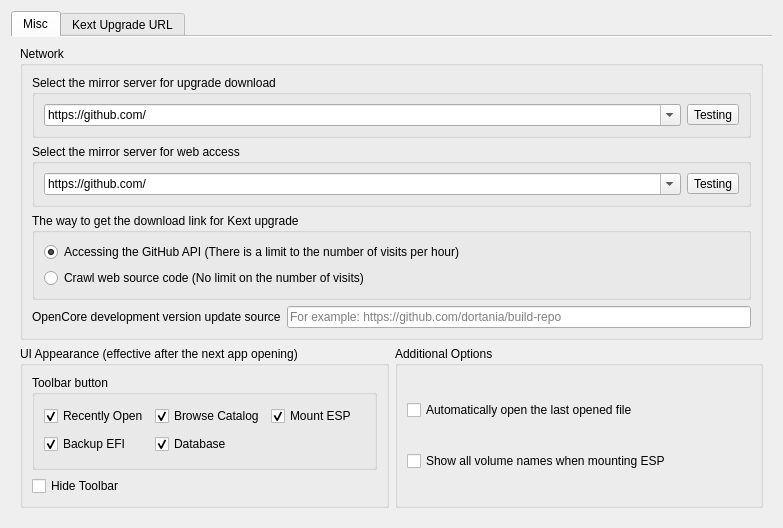
Qt form dlgpreference.ui (ic005k/OCAuxiliaryTools) before a commit.
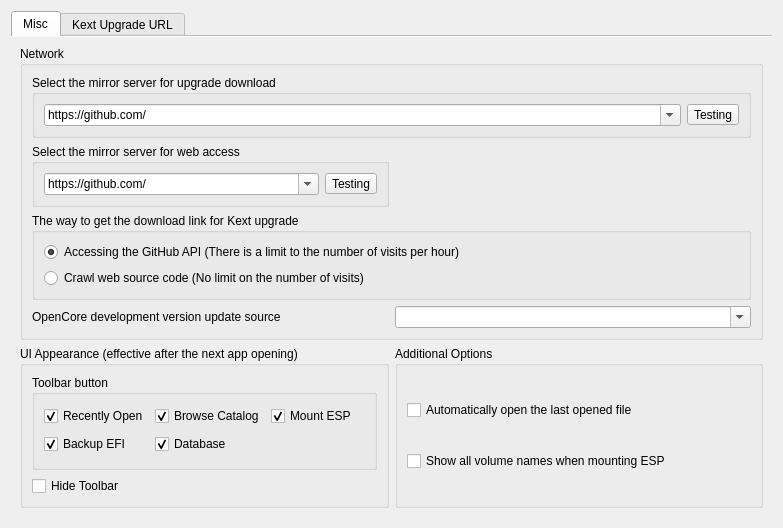
The same form after that commit.

Patch:
```diff
--- a/dlgpreference.ui
+++ b/dlgpreference.ui
@@ -96,7 +96,7 @@
             </layout>
            </widget>
           </item>
-          <item row="1" column="0" colspan="2">
+          <item row="1" column="0">
            <widget class="QGroupBox" name="groupBox_7">
             <property name="title">
              <string>Select the mirror server for web access</string>
@@ -163,10 +163,20 @@
            </widget>
           </item>
           <item row="3" column="1">
-           <widget class="QLineEdit" name="editOCDevSource">
-            <property name="placeholderText">
-             <string>For example: https://github.com/dortania/build-repo</string>
+           <widget class="QComboBox" name="editOCDevSource">
+            <property name="editable">
+             <bool>true</bool>
             </property>
+            <item>
+             <property name="text">
+              <string/>
+             </property>
+            </item>
+            <item>
+             <property name="text">
+              <string>https://github.com/dortania/build-repo</string>
+             </property>
+            </item>
            </widget>
           </item>
          </layout>
```
